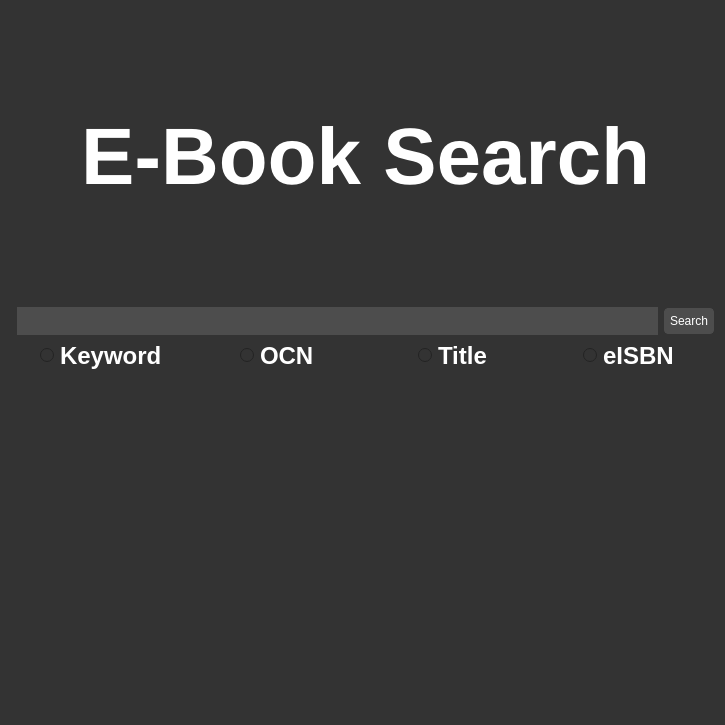
This is source/program/driver/features/ui/SearchPage.ui in Teky500/Ebook-PR-Application as Qt 5 draws it before an edit. The edited form follows.
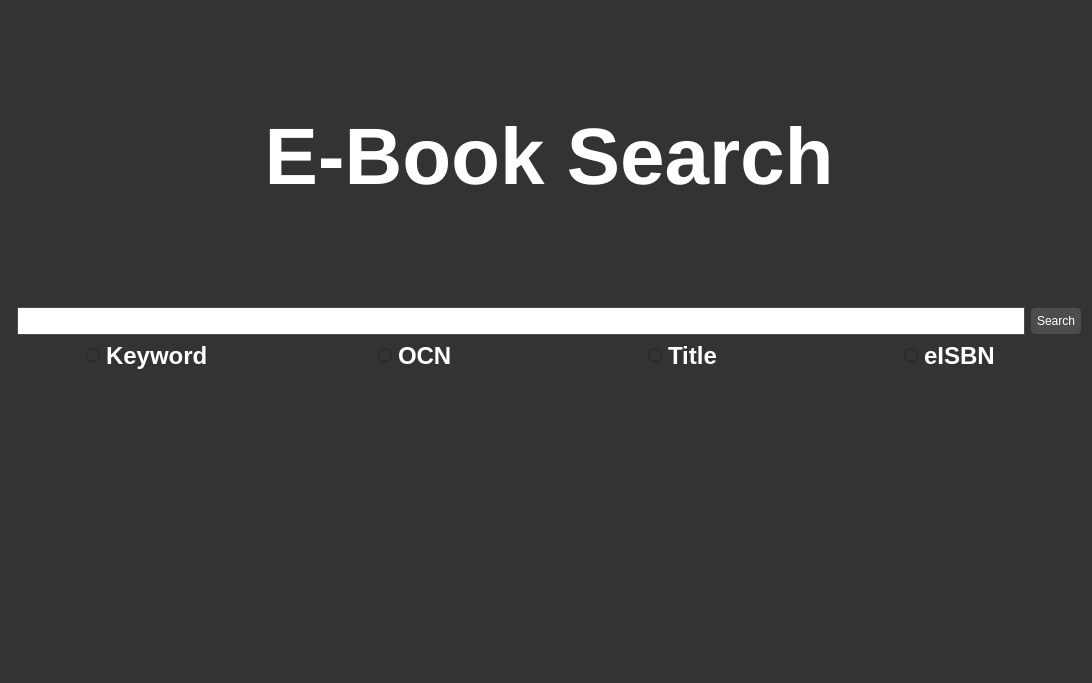
This is the edited form.

Commit message: upload page modified - Reem

What changed in the file:
```diff
--- a/source/program/driver/features/ui/SearchPage.ui
+++ b/source/program/driver/features/ui/SearchPage.ui
@@ -6,10 +6,16 @@
    <rect>
     <x>0</x>
     <y>0</y>
-    <width>725</width>
-    <height>725</height>
+    <width>1092</width>
+    <height>683</height>
    </rect>
   </property>
+  <property name="minimumSize">
+   <size>
+    <width>1092</width>
+    <height>683</height>
+   </size>
+  </property>
   <property name="windowTitle">
    <string>Search</string>
   </property>
@@ -36,11 +42,12 @@
     QCheckBox {
         color: #ffffff;
     }
-    QLineEdit {
-        background-color: #4d4d4d;
+QLineEdit {
+        background-color: rgb(255, 255, 255);
         border: 1px solid #4d4d4d;
-        color: #ffffff;
+        color: #4d4d4d;
         padding: 5px;
+		font-weight: bold;
     }
     QTextEdit {
         background-color: #4d4d4d;
@@ -152,7 +159,13 @@
           </sizepolicy>
          </property>
          <property name="styleSheet">
-          <string notr="true"/>
+          <string notr="true">QLineEdit {
+        background-color: rgb(255, 255, 255);
+        border: 1px solid #4d4d4d;
+        color: #4d4d4d;
+        padding: 5px;
+		font-weight: bold;
+    }</string>
          </property>
          <property name="text">
           <string/>
```
The commit also changes 3 other files.
